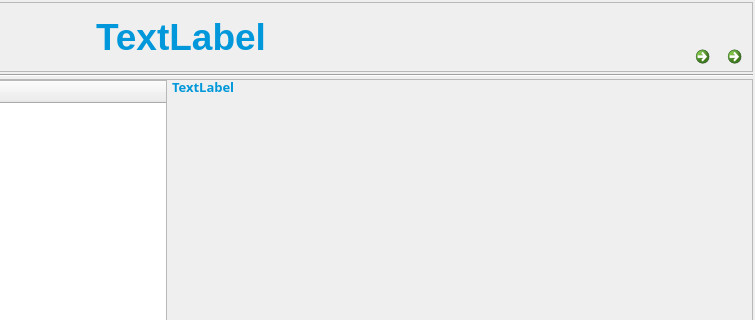
Qt form Ui/mainform.ui (golden7602/zion) before a commit; both pictures show x 336 to 1091 and y 0 to 320 of the 1091 by 648 pixel window.
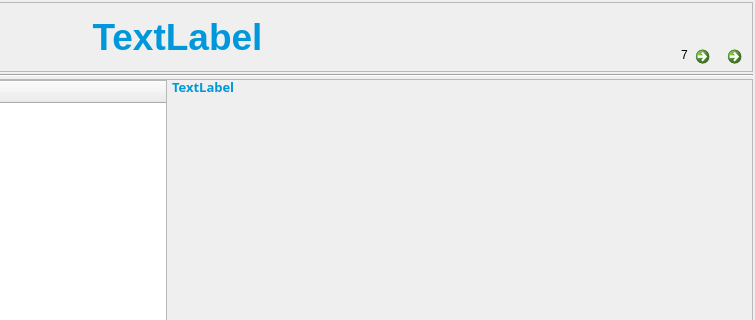
The same form after that commit. Icons and pictures are not drawn.

The edit to the form file:
```diff
--- a/Ui/mainform.ui
+++ b/Ui/mainform.ui
@@ -190,6 +190,13 @@
              <property name="spacing">
               <number>0</number>
              </property>
+             <item>
+              <widget class="QLabel" name="label_UserName">
+               <property name="text">
+                <string>7</string>
+               </property>
+              </widget>
+             </item>
              <item>
               <widget class="QCommandLinkButton" name="ChangeUser">
                <property name="minimumSize">
```
Left out of the diff: 4 changed lines with no effect on the pictures.
